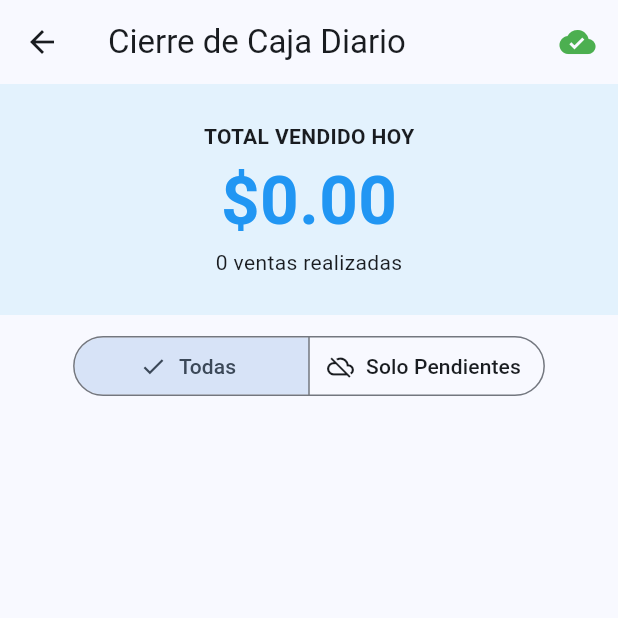
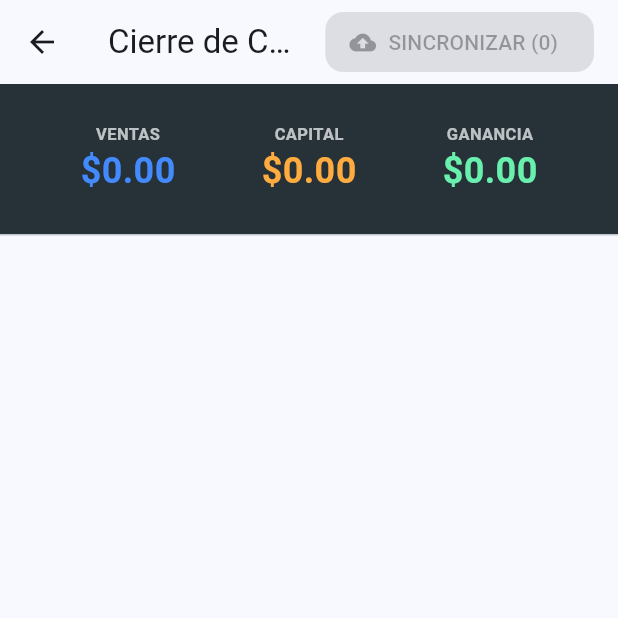
Before and after one commit to CarlosTontaquimba1995/ventas_inventario_offline, a Flutter app: the PosScreen screen opened directly, after a tap on the "analytics" icon, on a phone screen of 412 x 824 dp, the top half of it. Run offline on Flutter 3.47's test engine with Material 3 defaults, Android fonts, the phone set to English and light mode, and no system bars; our stand-ins replace drift, supabase_flutter; accounts and stored records are empty; generated files the repository leaves out were written again.

Commit message:
mejora de resumen de ventas

```diff
--- a/lib/data/local/database.dart
+++ b/lib/data/local/database.dart
@@ -5,11 +5,14 @@ import 'package:path_provider/path_provider.dart';
 import 'package:path/path.dart' as p;
 
 part 'database.g.dart';
+
 class Productos extends Table {
   TextColumn get id => text()();
   TextColumn get nombre => text()();
   RealColumn get precio => real()();
-  IntColumn get stockLocal => integer().withDefault(const Constant(0))();
+  RealColumn get precioCompra => real().nullable().named('precio_compra')();
+  IntColumn get stockLocal =>
+      integer().named('stock_total').withDefault(const Constant(0))();
   @override
   Set<Column> get primaryKey => {id};
 }
@@ -31,17 +34,59 @@ class VentaDetalles extends Table {
   RealColumn get precioUnitario => real()();
 }
 
+class DetalleConCalculo {
+  final String nombre;
+  final int cantidad;
+  final double precioVentaUnitario;
+  final double capitalTotalFila;
+  final double gananciaTotalFila;
+
+  DetalleConCalculo({
+    required this.nombre,
+    required this.cantidad,
+    required this.precioVentaUnitario,
+    required this.capitalTotalFila,
+    required this.gananciaTotalFila,
+  });
+}
+
 class VentaConDetalles {
   final Venta venta;
-  final List<VentaDetalle> detalles;
+  final List<VentaDetalle> detallesRaw;
+  final List<Producto> productosRelacionados;
 
-  VentaConDetalles(this.venta, this.detalles);
-  List<String> get detallesFormateados {
-    if (detalles.isEmpty) return ["Sin productos"];
-    return detalles
-        .map((d) => "${d.cantidad}x Producto: ${d.productoId}")
-        .toList();
+  VentaConDetalles(this.venta, this.detallesRaw, this.productosRelacionados);
+
+  List<DetalleConCalculo> get desglosePorProducto {
+    return detallesRaw.map((d) {
+      final p = productosRelacionados.firstWhere(
+        (prod) => prod.id == d.productoId,
+        orElse: () => const Producto(
+          id: '',
+          nombre: 'Desconocido',
+          precio: 0,
+          stockLocal: 0,
+          precioCompra: 0,
+        ),
+      );
+
+      double costoUnitario = p.precioCompra ?? 0.0;
+      double ventaTotalFila = d.precioUnitario * d.cantidad;
+      double capitalTotalFila = costoUnitario * d.cantidad;
+
+      return DetalleConCalculo(
+        nombre: p.nombre,
+        cantidad: d.cantidad,
+        precioVentaUnitario: d.precioUnitario,
+        capitalTotalFila: capitalTotalFila,
+        gananciaTotalFila: ventaTotalFila - capitalTotalFila,
+      );
+    }).toList();
   }
+
+  double get capitalTotalVenta =>
+      desglosePorProducto.fold(0, (sum, item) => sum + item.capitalTotalFila);
+  double get gananciaTotalVenta => venta.total - capitalTotalVenta;
 }
 
 @DriftDatabase(tables: [Productos, Ventas, VentaDetalles])
@@ -59,49 +104,42 @@ class AppDatabase extends _$AppDatabase {
         ventaDetalles.productoId.equalsExp(productos.id),
       ),
     ]);
-
     query.addColumns([sumaCantidad]);
     query.groupBy([productos.id]);
     query.orderBy([
       OrderingTerm(expression: sumaCantidad, mode: OrderingMode.desc),
     ]);
-
     return query.watch().map(
       (rows) => rows.map((row) => row.readTable(productos)).toList(),
     );
   }
 
-  Stream<int> watchVentasPendientesCount() {
-    return (select(ventas)..where((t) => t.sincronizado.equals(false)))
+  Stream<List<VentaConDetalles>> watchVentasDelDiaDetalladas() {
+    final ahora = DateTime.now();
+    final inicioDia = DateTime(ahora.year, ahora.month, ahora.day);
+
+    return (select(ventas)
+          ..where((t) => t.fecha.isBiggerOrEqualValue(inicioDia))
+          ..orderBy([
+            (t) => OrderingTerm(expression: t.fecha, mode: OrderingMode.desc),
+          ]))
         .watch()
-        .map((list) => list.length);
+        .asyncMap((listaVentas) async {
+          final todosLosProductos = await select(productos).get();
+          final listaCompleta = <VentaConDetalles>[];
+
+          for (var v in listaVentas) {
+            final detalles = await (select(
+              ventaDetalles,
+            )..where((t) => t.ventaId.equals(v.id))).get();
+            listaCompleta.add(VentaConDetalles(v, detalles, todosLosProductos));
+          }
+          return listaCompleta;
+    });
   }
 
-  Stream<List<VentaConDetalles>> watchVentasHoyConDetalles() {
-    final ahora = DateTime.now();
-    final inicioDia = DateTime(ahora.year, ahora.month, ahora.day);
-    final streamVentas =
-        (select(ventas)
-              ..where((t) => t.fecha.isBiggerOrEqualValue(inicioDia))
-              ..orderBy([
-                (t) =>
-                    OrderingTerm(expression: t.fecha, mode: OrderingMode.desc),
-              ]))
-            .watch();
-
-    return streamVentas.asyncMap((listaVentas) async {
-      if (listaVentas.isEmpty) return [];
-      final List<String> idsVentas = listaVentas.map((v) => v.id).toList();
-      final todosLosDetalles = await (select(
-        ventaDetalles,
-      )..where((t) => t.ventaId.isIn(idsVentas))).get();
-      return listaVentas.map((venta) {
-        final detallesDeEstaVenta = todosLosDetalles
-            .where((d) => d.ventaId == venta.id)
-            .toList();
-        return VentaConDetalles(venta, detallesDeEstaVenta);
-      }).toList();
-    });
+  Stream<List<Venta>> watchVentasPendientes() {
+    return (select(ventas)..where((t) => t.sincronizado.equals(false))).watch();
   }
 
   Future<void> registrarVentaCompleta(VentasCompanion venta, List<VentaDetallesCompanion> detalles) async {
--- a/lib/ui/screens/daily_summary_screen.dart
+++ b/lib/ui/screens/daily_summary_screen.dart
@@ -1,187 +1,160 @@
 import 'package:flutter/material.dart';
-import 'package:intl/intl.dart';
 import 'package:provider/provider.dart';
-import 'package:ventas_inventario_offline/data/services/services/sync_service.dart';
 import '../../data/local/database.dart';
+import '../../data/services/services/sync_service.dart';
 
-class DailySummaryScreen extends StatefulWidget {
+class DailySummaryScreen extends StatelessWidget {
   const DailySummaryScreen({super.key});
-
-  @override
-  State<DailySummaryScreen> createState() => _DailySummaryScreenState();
-}
-
-class _DailySummaryScreenState extends State<DailySummaryScreen> {
-  bool _isSyncing = false;
-  bool _verSoloPendientes = false;
-
-  Future<void> _ejecutarSincronizacion(BuildContext contextParam) async {
-    final syncService = Provider.of<SyncService>(contextParam, listen: false);
-    setState(() => _isSyncing = true);
-
-    try {
-      await syncService.sincronizarVentas();
-      if (!mounted || !context.mounted) return;
-
-      ScaffoldMessenger.of(
-        context,
-      ).showSnackBar(const SnackBar(content: Text('✅ Sincronización Exitosa')));
-    } catch (e) {
-      if (!mounted || !context.mounted) return;
-
-      String mensaje = '❌ No se pudo sincronizar. ';
-      if (e.toString().contains('SocketException') ||
-          e.toString().contains('host lookup')) {
-        mensaje += 'Revisa tu conexión a internet.';
-      } else {
-        mensaje += 'Error: $e';
-      }
-
-      ScaffoldMessenger.of(context).showSnackBar(
-        SnackBar(content: Text(mensaje), backgroundColor: Colors.red),
-      );
-    } finally {
-      if (mounted) setState(() => _isSyncing = false);
-    }
-  }
 
   @override
   Widget build(BuildContext context) {
     final db = Provider.of<AppDatabase>(context);
+    final syncService = Provider.of<SyncService>(context, listen: false);
 
     return Scaffold(
       appBar: AppBar(
         title: const Text('Cierre de Caja Diario'),
         actions: [
-          StreamBuilder<int>(
-            stream: db.watchVentasPendientesCount(),
+          Padding(
+            padding: const EdgeInsets.only(right: 16.0),
+            child: StreamBuilder<List<Venta>>(
+              stream: db.watchVentasPendientes(),
               builder: (context, snapshot) {
-              final pendientes = snapshot.data ?? 0;
-
-              if (_isSyncing) {
-                return const Padding(
-                  padding: EdgeInsets.symmetric(horizontal: 15),
-                  child: Center(child: SizedBox(width: 20, height: 20, child: CircularProgressIndicator(strokeWidth: 2))),
-                );
-              }
-
-              if (pendientes == 0) {
-                return const Padding(
-                  padding: EdgeInsets.only(right: 15),
-                  child: Icon(Icons.cloud_done, color: Colors.green),
-                );
-              }
-
-              return Padding(
-                padding: const EdgeInsets.only(right: 10),
-                child: ElevatedButton.icon(
-                  onPressed: () => _ejecutarSincronizacion(context),
+                final pendientes = snapshot.data?.length ?? 0;
+                return ElevatedButton.icon(
+                  onPressed: pendientes > 0 ? () => syncService.sincronizacionCompletaSegura() : null,
                   icon: const Icon(Icons.cloud_upload),
                   label: Text('SINCRONIZAR ($pendientes)'),
                   style: ElevatedButton.styleFrom(
                     backgroundColor: Colors.blue,
                     foregroundColor: Colors.white,
-                  ),
+                    shape: RoundedRectangleBorder(borderRadius: BorderRadius.circular(12)),
                   ),
                 );
               },
             ),
+          ),
         ],
       ),
-      body: Column(
-        children: [
-          StreamBuilder<List<VentaConDetalles>>(
-            stream: db.watchVentasHoyConDetalles(),
-            builder: (context, snapshot) {
-              final ventas = snapshot.data ?? [];
-              final total = ventas.fold(0.0, (s, item) => s + item.venta.total);
-
-              return Container(
-                width: double.infinity,
-                padding: const EdgeInsets.all(25),
-                color: Colors.blue.shade50,
-                child: Column(
-                  children: [
-                    const Text('TOTAL VENDIDO HOY', style: TextStyle(fontWeight: FontWeight.w600)),
-                    Text('\$${total.toStringAsFixed(2)}',
-                         style: const TextStyle(fontSize: 45, fontWeight: FontWeight.bold, color: Colors.blue)),
-                    Text('${ventas.length} ventas realizadas'),
-                  ],
-                ),
-              );
-            },
-          ),
-
-          Padding(
-            padding: const EdgeInsets.symmetric(vertical: 10),
-            child: SegmentedButton<bool>(
-              segments: const [
-                ButtonSegment<bool>(value: false, label: Text('Todas'), icon: Icon(Icons.list)),
-                ButtonSegment<bool>(value: true, label: Text('Solo Pendientes'), icon: Icon(Icons.cloud_off)),
-              ],
-              selected: {_verSoloPendientes},
-              onSelectionChanged: (Set<bool> selection) {
-                setState(() => _verSoloPendientes = selection.first);
-              },
-            ),
-          ),
-
-          Expanded(
-            child: StreamBuilder<List<VentaConDetalles>>(
-              stream: db.watchVentasHoyConDetalles(),
+      body: StreamBuilder<List<VentaConDetalles>>(
+        stream: db.watchVentasDelDiaDetalladas(),
         builder: (context, snapshot) {
           if (!snapshot.hasData) return const Center(child: CircularProgressIndicator());
 
-                final todas = snapshot.data!;
-                final filtradas = _verSoloPendientes
-                    ? todas.where((v) => v.venta.sincronizado == false).toList()
-                    : todas;
+          final ventas = snapshot.data!;
+          final totalVendido = ventas.fold(0.0, (sum, v) => sum + v.venta.total);
+          final totalCapital = ventas.fold(0.0, (sum, v) => sum + v.capitalTotalVenta);
+          final totalGanancia = totalVendido - totalCapital;
 
-                return ListView.builder(
-                  itemCount: filtradas.length,
+          return Column(
+            children: [
+              _buildHeaderFinanciero(totalVendido, totalCapital, totalGanancia, ventas.length),
+
+              const Divider(height: 1),
+
+              Expanded(
+                child: ListView.builder(
+                  padding: const EdgeInsets.only(top: 10, bottom: 30),
+                  itemCount: ventas.length,
                   itemBuilder: (context, index) {
-                    final item = filtradas[index];
-                    final bool isSincro = item.venta.sincronizado;
+                    final item = ventas[index];
+                    final isSincro = item.venta.sincronizado;
 
                     return Card(
-                      margin: const EdgeInsets.symmetric(horizontal: 12, vertical: 6),
+                      margin: const EdgeInsets.symmetric(horizontal: 16, vertical: 8),
+                      elevation: 3,
                       shape: RoundedRectangleBorder(
-                        borderRadius: BorderRadius.circular(8),
-                        side: BorderSide(
-                          color: isSincro ? Colors.transparent : Colors.orange,
-                          width: 1,
-                        ),
+                        borderRadius: BorderRadius.circular(15),
+                        side: BorderSide(color: isSincro ? Colors.grey.shade200 : Colors.orange.shade300, width: 2),
                       ),
                       child: ExpansionTile(
                         leading: Icon(
                           isSincro ? Icons.cloud_done : Icons.cloud_off,
-                          color: isSincro ? Colors.green : Colors.orange
+                          color: isSincro ? Colors.blue : Colors.orange,
+                          size: 32,
                         ),
-                        title: Text('Venta #${item.venta.id.substring(0, 5)}', style: const TextStyle(fontWeight: FontWeight.bold)),
-                        subtitle: Text(DateFormat('hh:mm a').format(item.venta.fecha)),
+                        title: Text('Venta #${item.venta.id.substring(0, 5).toUpperCase()}',
+                            style: const TextStyle(fontWeight: FontWeight.bold)),
+                        subtitle: Text('Ganancia Venta: \$${item.gananciaTotalVenta.toStringAsFixed(2)}'),
                         trailing: Text('\$${item.venta.total.toStringAsFixed(2)}',
-                          style: const TextStyle(fontSize: 16, fontWeight: FontWeight.bold, color: Colors.green)),
+                            style: const TextStyle(fontSize: 20, fontWeight: FontWeight.bold, color: Colors.green)),
                         children: [
                           Container(
-                            color: Colors.grey.shade50,
+                            padding: const EdgeInsets.all(15),
+                            color: Colors.blueGrey.shade50,
                             child: Column(
-                              children: item.detallesFormateados.map((d) => ListTile(
-                                dense: true,
-                                leading: const Icon(Icons.arrow_right, size: 18),
-                                title: Text(d),
-                              )).toList(),
+                              children: item.desglosePorProducto.map((d) => _buildFilaDetallada(d)).toList(),
                             ),
                           )
                         ],
                       ),
                     );
                   },
+                ),
+              ),
+            ],
           );
         },
       ),
+    );
+  }
+
+  Widget _buildFilaDetallada(DetalleConCalculo d) {
+    return Padding(
+      padding: const EdgeInsets.only(bottom: 12.0),
+      child: Column(
+        crossAxisAlignment: CrossAxisAlignment.start,
+        children: [
+          Row(
+            mainAxisAlignment: MainAxisAlignment.spaceBetween,
+            children: [
+              Text("${d.cantidad}x ${d.nombre}", style: const TextStyle(fontWeight: FontWeight.bold, fontSize: 15)),
+              Text("\$${(d.precioVentaUnitario * d.cantidad).toStringAsFixed(2)}", style: const TextStyle(fontWeight: FontWeight.bold)),
+            ],
           ),
+          const SizedBox(height: 4),
+          Row(
+            children: [
+              _etiquetaFinanciera("Capital: \$${d.capitalTotalFila.toStringAsFixed(2)}", Colors.orange),
+              const SizedBox(width: 15),
+              _etiquetaFinanciera("Ganancia: \$${d.gananciaTotalFila.toStringAsFixed(2)}", Colors.green),
+            ],
+          ),
+          const Divider(),
         ],
       ),
     );
   }
+
+  Widget _etiquetaFinanciera(String texto, Color color) {
+    return Container(
+      padding: const EdgeInsets.symmetric(horizontal: 8, vertical: 2),
+      decoration: BoxDecoration(color: color.withValues(alpha: 0.1), borderRadius: BorderRadius.circular(5)),
+      child: Text(texto, style: TextStyle(color: color.withValues(alpha: 0.8), fontSize: 12, fontWeight: FontWeight.bold)),
+    );
   }
+
+  Widget _buildHeaderFinanciero(double v, double c, double g, int cant) {
+    return Container(
+      padding: const EdgeInsets.all(25),
+      color: Colors.blueGrey.shade900,
+      child: Row(
+        mainAxisAlignment: MainAxisAlignment.spaceAround,
+        children: [
+          _buildDatoHeader("VENTAS", v, Colors.blueAccent),
+          _buildDatoHeader("CAPITAL", c, Colors.orangeAccent),
+          _buildDatoHeader("GANANCIA", g, Colors.greenAccent),
+        ],
+      ),
+    );
+  }
+
+  Widget _buildDatoHeader(String t, double v, Color c) {
+    return Column(
+      children: [
+        Text(t, style: const TextStyle(color: Colors.white70, fontSize: 11, fontWeight: FontWeight.bold)),
+        Text("\$${v.toStringAsFixed(2)}", style: TextStyle(color: c, fontSize: 24, fontWeight: FontWeight.bold)),
+      ],
+    );
+  }
+}
--- a/lib/ui/screens/pos_screen.dart
+++ b/lib/ui/screens/pos_screen.dart
@@ -151,7 +151,12 @@ class _PosScreenState extends State<PosScreen> {
                       ? db.watchProductosOrdenadosPorVentas()
                       : (db.select(db.productos)..where((p) => p.nombre.lower().contains(_searchQuery.toLowerCase()))).watch(),
                     builder: (context, snapshot) {
+                      if (snapshot.hasError) {
+                        return Center(child: Text("Error en la base de datos: ${snapshot.error}"));
+                      }
+
                       if (!snapshot.hasData) return const Center(child: CircularProgressIndicator());
+
                       final productos = snapshot.data!;
 
                       return GridView.builder(
```
Also changed, not shown: lib/data/services/services/sync_service.dart (+10 -8 lines), lib/data/local/database.g.dart. Lines whose indentation alone changed are shown as unchanged.
